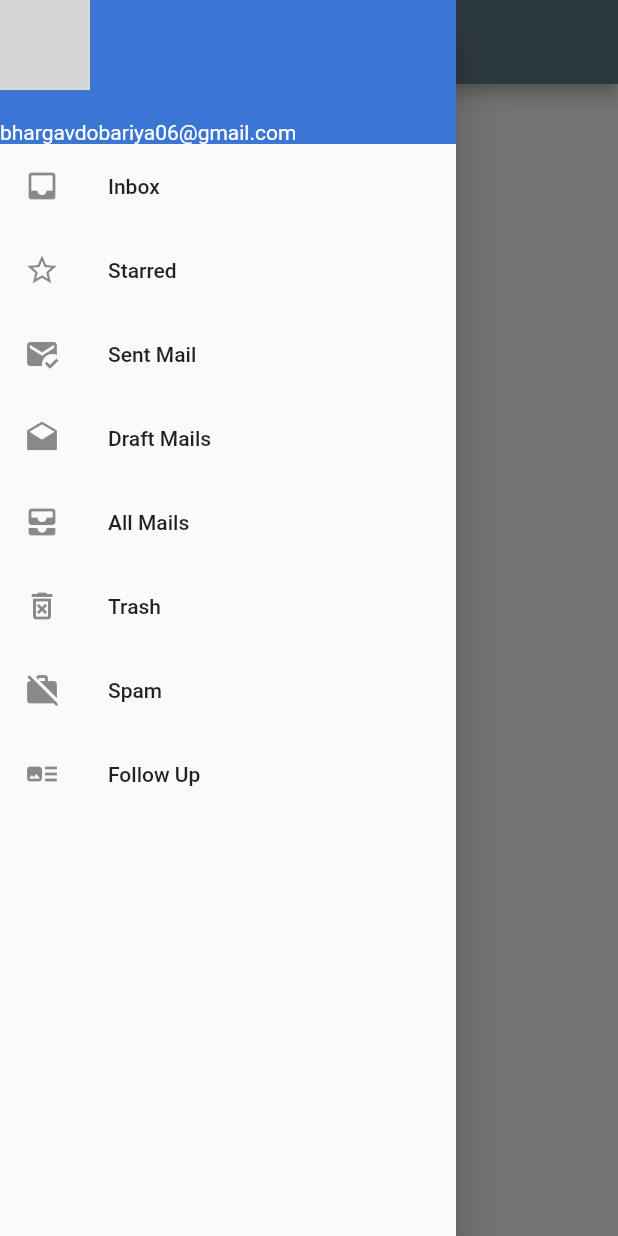
After one commit to bhargav-dobariya/Flutter-Training2, a Flutter app: the screen it shows after launch, with the side drawer open, on a phone screen of 412 x 824 dp. The commit adds this screen. Run offline on Flutter 3.47's test engine with Material 2 defaults, Android fonts, the phone set to English and light mode, and no system bars; network calls fail; grey boxes are pictures that could not be loaded.

Commit message:
string asset implemented

```diff
--- a/lib/main.dart
+++ b/lib/main.dart
@@ -1,4 +1,4 @@
-import 'package:alert_dialog/screens/checkbox_screen.dart';
+// import 'package:alert_dialog/screens/checkbox_screen.dart';
 import 'package:alert_dialog/screens/home_screen.dart';
 import 'package:flutter/material.dart';
 
@@ -13,11 +13,7 @@ class MyApp extends StatelessWidget {
     return MaterialApp(
         debugShowCheckedModeBanner: false,
         theme: ThemeData(primarySwatch: Colors.blueGrey),
-        home: HomeScreen(
-          text: '',
-        ),
-        routes: {
-          "/checkboxScreen": (context) => CheckboxScreen(),
-        });
+        home: HomeScreen(),
+        routes: {});
   }
 }
--- a/lib/resources/color_assets.dart
+++ b/lib/resources/color_assets.dart
@@ -7,4 +7,6 @@ class ColorAsset {
   static Color purpleButton = const Color(0xffb743fa);
   static Color cadetButton = const Color(0xff2dfce1);
   static Color foloraWhiteButton = const Color(0xffFFFAF0);
+  static Color whitecolor = const Color(0xffffffff);
+  static Color skybluecolor = const Color(0xff3b76d4);
 }
--- a/lib/resources/string_asset.dart
+++ b/lib/resources/string_asset.dart
@@ -10,4 +10,12 @@ class StringAssets {
   static String txtmovetoscreen1 = "Move to Screen 1";
   static String txtscreen2 = "Screen-2";
   static String txtcheckboxselected = "CheckBox Selected";
+  static String txtallmail = "All Mails";
+  static String txtdraftmail = "Draft Mails";
+  static String txtinbox = "Inbox";
+  static String txtsentmail = "Sent Mail";
+  static String txtspam = "Spam";
+  static String txtstarred = "Starred";
+  static String txttrashmail = "Trash";
+  static String txtfollowup = "Follow Up";
 }
--- /dev/null
+++ b/lib/resources/widgets/navigation_drawer.dart
@@ -0,0 +1,149 @@
+import 'package:alert_dialog/resources/color_assets.dart';
+import 'package:alert_dialog/resources/string_asset.dart';
+import 'package:alert_dialog/screens/allmail_screen.dart';
+import 'package:alert_dialog/screens/draft_screen.dart';
+import 'package:alert_dialog/screens/followup_screen.dart';
+import 'package:alert_dialog/screens/inbox_screen.dart';
+import 'package:alert_dialog/screens/sentmail_screen.dart';
+import 'package:alert_dialog/screens/spam_screen.dart';
+import 'package:alert_dialog/screens/starred_screen.dart';
+import 'package:alert_dialog/screens/trash_screen.dart';
+import 'package:flutter/material.dart';
+
+class NavigationDrawerWidget extends StatefulWidget {
+  NavigationDrawerWidget({Key? key}) : super(key: key);
+
+  @override
+  State<NavigationDrawerWidget> createState() => _NavigationDrawerWidgetState();
+}
+
+class _NavigationDrawerWidgetState extends State<NavigationDrawerWidget> {
+  @override
+  Widget build(BuildContext context) {
+    const email = 'bhargavdobariya06@gmail.com';
+    const urlImage =
+        'https://encrypted-tbn0.gstatic.com/images?q=tbn:ANd9GcRG_o7wLVS2EWUjk99rpg429GZbrcwSqXPmfg&usqp=CAU';
+    return Drawer(
+        child: Material(
+      child: ListView(
+        children: [
+          buildHeader(
+            urlImage: urlImage,
+            email: email,
+          ),
+          buildMenuItem(
+            text: StringAssets.txtinbox,
+            icon: Icons.inbox,
+            onClicked: () => selctedItem(context, 0),
+          ),
+          buildMenuItem(
+            text: StringAssets.txtstarred,
+            icon: Icons.star_border_outlined,
+            onClicked: () => selctedItem(context, 1),
+          ),
+          buildMenuItem(
+            text: StringAssets.txtsentmail,
+            icon: Icons.mark_email_read,
+            onClicked: () => selctedItem(context, 2),
+          ),
+          buildMenuItem(
+            text: StringAssets.txtdraftmail,
+            icon: Icons.drafts_sharp,
+            onClicked: () => selctedItem(context, 3),
+          ),
+          buildMenuItem(
+            text: StringAssets.txtallmail,
+            icon: Icons.all_inbox,
+            onClicked: () => selctedItem(context, 4),
+          ),
+          buildMenuItem(
+            text: StringAssets.txttrashmail,
+            icon: Icons.delete_forever_outlined,
+            onClicked: () => selctedItem(context, 5),
+          ),
+          buildMenuItem(
+            text: StringAssets.txtspam,
+            icon: Icons.work_off_rounded,
+            onClicked: () => selctedItem(context, 6),
+          ),
+          buildMenuItem(
+            text: StringAssets.txtfollowup,
+            icon: Icons.art_track_outlined,
+            onClicked: () => selctedItem(context, 7),
+          ),
+        ],
+      ),
+    ));
+  }
+
+  buildHeader({required String urlImage, required String email}) => Container(
+      decoration: BoxDecoration(color: ColorAsset.skybluecolor),
+      child: Column(crossAxisAlignment: CrossAxisAlignment.start, children: [
+        CircleAvatar(radius: 30, backgroundImage: NetworkImage(urlImage)),
+        Container(
+            margin: const EdgeInsets.only(top: 20),
+            child: Text(
+              email,
+              style: TextStyle(color: ColorAsset.whitecolor),
+            ))
+      ]));
+}
+
+Widget buildMenuItem({
+  required String text,
+  required IconData icon,
+  VoidCallback? onClicked,
+}) {
+  return ListTile(
+    leading: Icon(icon),
+    title: Text(text),
+    hoverColor: ColorAsset.blueColor,
+    onTap: onClicked,
+  );
+}
+
+void selctedItem(BuildContext context, int index) {
+  Navigator.of(context).pop();
+  switch (index) {
+    case 0:
+      Navigator.of(context).push(MaterialPageRoute(
+        builder: (context) => const InboxPage(),
+      ));
+      break;
+    case 1:
+      Navigator.of(context).push(MaterialPageRoute(
+        builder: (context) => const StarredPage(),
+      ));
+      break;
+    case 2:
+      Navigator.of(context).push(MaterialPageRoute(
+        builder: (context) => const SentaMailPagee(),
+      ));
+      break;
+    case 3:
+      Navigator.of(context).push(MaterialPageRoute(
+        builder: (context) => const DraftMailPage(),
+      ));
+      break;
+    case 4:
+      Navigator.of(context).push(MaterialPageRoute(
+        builder: (context) => const AllMailPage(),
+      ));
+      break;
+    case 5:
+      Navigator.of(context).push(MaterialPageRoute(
+        builder: (context) => const TrashPage(),
+      ));
+      break;
+    case 6:
+      Navigator.of(context).push(MaterialPageRoute(
+        builder: (context) => const SpamPage(),
+      ));
+      break;
+    case 7:
+      Navigator.of(context).push(MaterialPageRoute(
+        builder: (context) => const FollowUpPage(),
+      ));
+      break;
+  }
+}
```
Also changed, not shown: lib/screens/allmail_screen.dart (added, +18 -0 lines), lib/screens/checkbox_screen.dart (deleted, +0 -64 lines), lib/screens/draft_screen.dart (added, +18 -0 lines), lib/screens/followup_screen.dart (added, +18 -0 lines), lib/screens/home_screen.dart (+6 -37 lines), lib/screens/inbox_screen.dart (added, +18 -0 lines), lib/screens/sentmail_screen.dart (added, +18 -0 lines), lib/screens/spam_screen.dart (added, +18 -0 lines), lib/screens/starred_screen.dart (added, +18 -0 lines), lib/screens/trash_screen.dart (added, +18 -0 lines).
